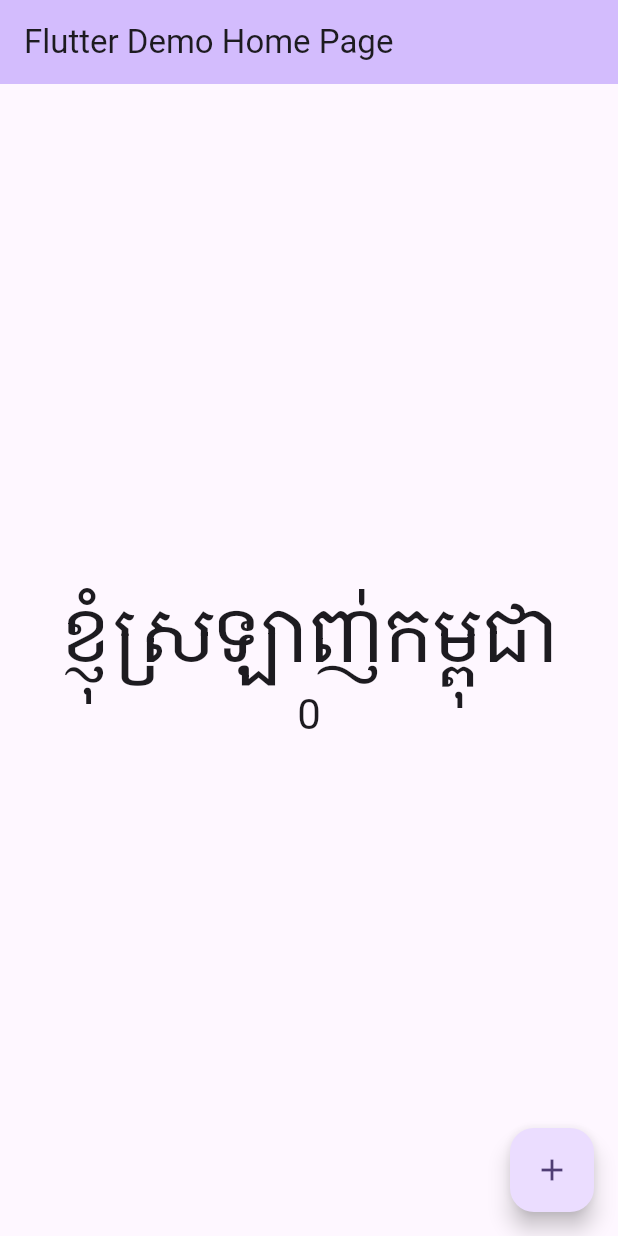
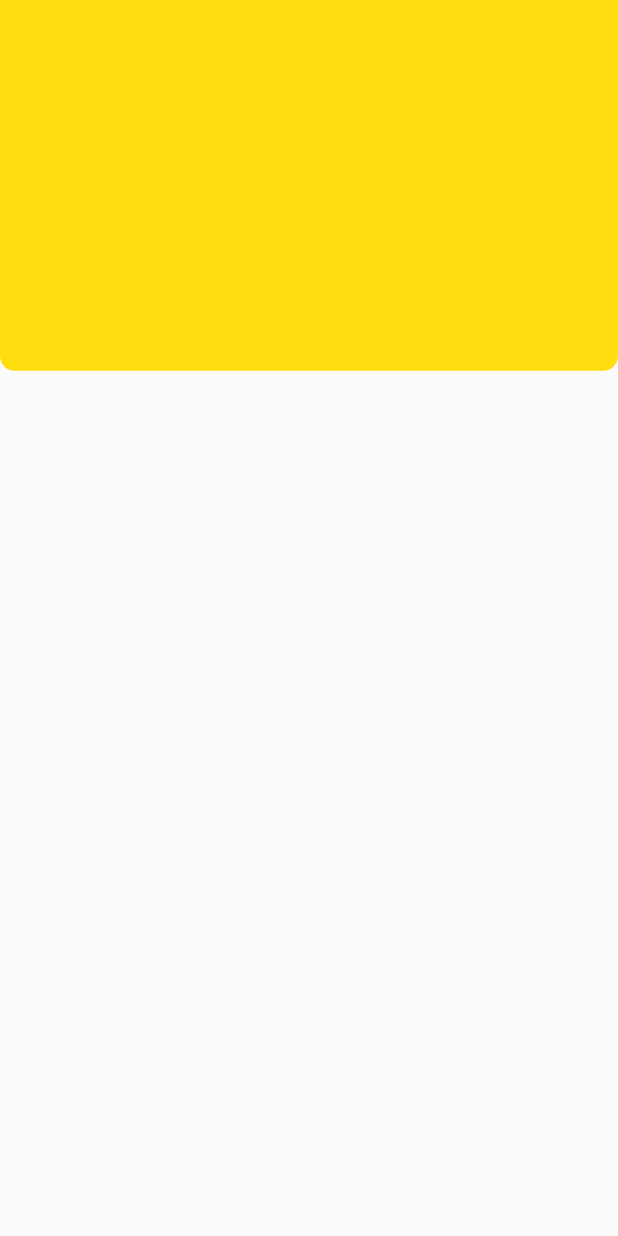
Before and after one commit to samnangma/mvvm-sample-developer-cambodia-flutter-, a Flutter app: the screen it shows after launch, on a phone screen of 412 x 824 dp. Run offline on Flutter 3.47's test engine with Material 2 defaults, Android fonts, the phone set to English and light mode, and no system bars.

Commit message:
color con

```diff
--- a/lib/constants/colors.dart
+++ b/lib/constants/colors.dart
@@ -1,13 +1,15 @@
 import 'package:flutter/material.dart';
 
-const KprimaryColor = Color(0xFFDD0F); //yellow
-const PrimaryColor = Color(0xFFDE16); //dark yellow
-const KsecondaryColor = Color(0x2563EB); //blue
-const SecondaryColor = Color(0x1D4ED8); //dark blue
-const primaryWhite = Color(0xFAFAFA);
-const blackColor = Color(0x171717);
-const black70 = Color(0x333333);
-const black50 = Color(0x807F7F);
-const grayColor = Color(0xEAEAEA);
-const gray50 = Color(0xEAEAEA);
-const whiteColor = Color(0xFFFFFF);
+class AppColor {
+  static const Color primaryColor = Color(0xFFFFDD0F); // yellow
+  static const Color primaryDarkColor = Color(0xFFFFDE16); // dark yellow
+  static const Color secondaryColor = Color(0xFF2563EB); // blue
+  static const Color secondaryDarkColor = Color(0xFF1D4ED8); // dark blue
+  static const Color primaryWhite = Color(0xFFFAFAFA);
+  static const Color blackColor = Color(0xFF171717);
+  static const Color black70 = Color(0xFF333333);
+  static const Color black50 = Color(0xFF807F7F);
+  static const Color grayColor = Color(0xFFEAEAEA);
+  static const Color gray50 = Color(0xFFEAEAEA);
+  static const Color whiteColor = Color(0xFFFFFFFF);
+}
--- a/lib/main.dart
+++ b/lib/main.dart
@@ -1,8 +1,9 @@
 import 'package:deverloper_cambodia/constants/fonts.dart';
+import 'package:deverloper_cambodia/views/home/home.dart';
 import 'package:flutter/material.dart';
 
 void main() {
-  runApp(const MyApp());
+  runApp(MyApp());
 }
 
 class MyApp extends StatelessWidget {
@@ -32,7 +33,7 @@ class MyApp extends StatelessWidget {
         colorScheme: ColorScheme.fromSeed(seedColor: Colors.deepPurple),
         useMaterial3: true,
       ),
-      home: const MyHomePage(title: 'Flutter Demo Home Page',),
+      home: HomeScreen(),
     );
   }
 }
--- /dev/null
+++ b/lib/views/home/home.dart
@@ -0,0 +1,40 @@
+
+import 'package:deverloper_cambodia/constants/colors.dart';
+import 'package:flutter/cupertino.dart';
+import 'package:flutter/material.dart';
+
+class HomeScreen extends StatefulWidget {
+  const HomeScreen({super.key});
+
+  @override
+  State<HomeScreen> createState() => _HomeScreenState();
+}
+
+class _HomeScreenState extends State<HomeScreen> {
+  @override
+  Widget build(BuildContext context) {
+    return Scaffold(
+      body: Stack(
+        children: [
+          Container(
+            height: MediaQuery.sizeOf(context).height,
+            width: MediaQuery.sizeOf(context).width,
+            color: AppColor.primaryWhite,
+          ),
+          Positioned(
+            top: 0,
+              left: 0,
+              right: 0,
+              child: Container(
+            width: double.infinity,
+            height: MediaQuery.sizeOf(context).height*.3,
+            decoration: BoxDecoration(
+              borderRadius: BorderRadius.only(bottomLeft: Radius.circular(10),bottomRight: Radius.circular(10)),
+              color:  AppColor.primaryColor,
+            ),
+          ))
+        ],
+      ),
+    );
+  }
+}
```
